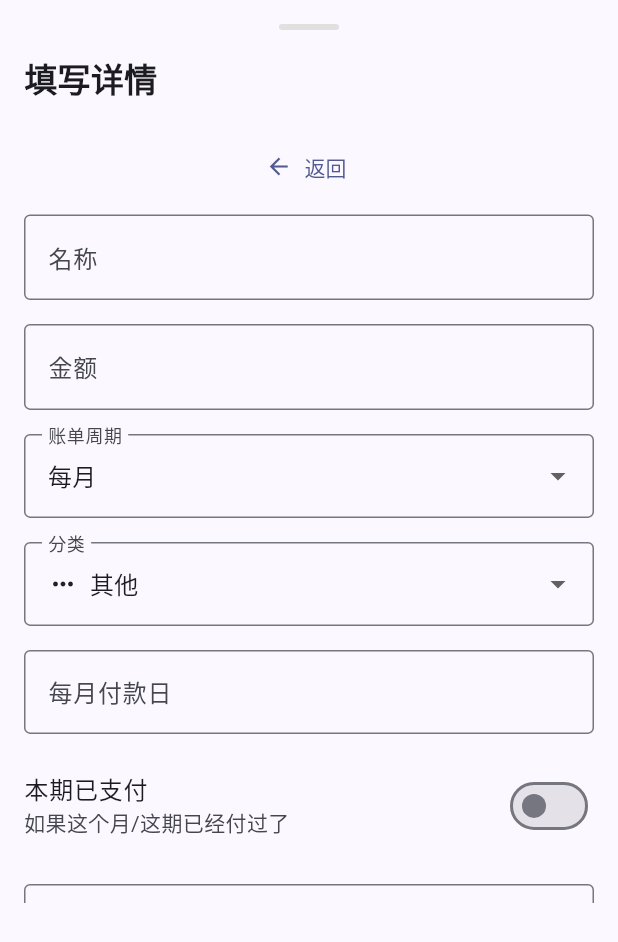
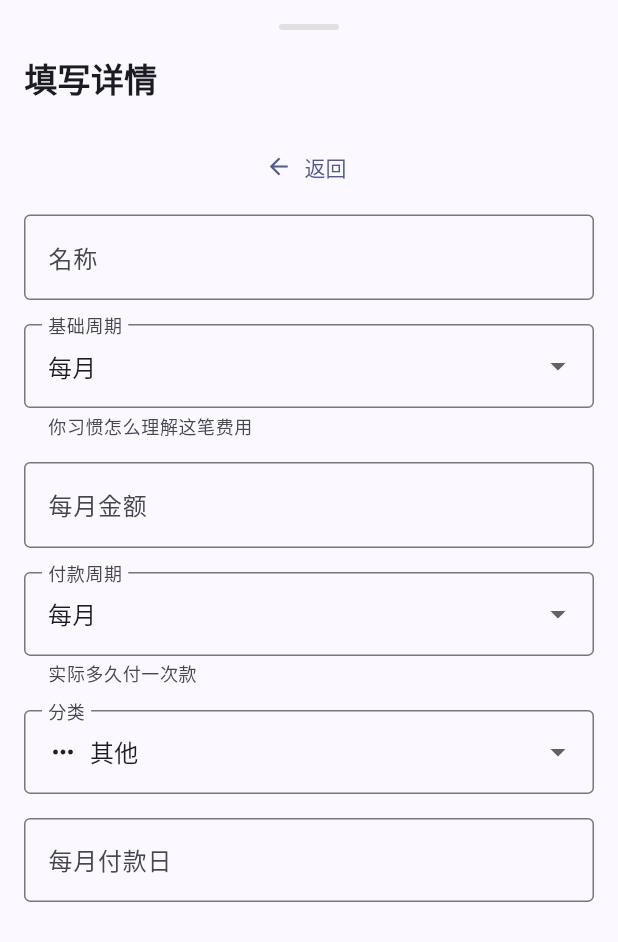
Before and after one commit to imK3/LifeCostTracker, a Flutter app: the AddCostItemSheet widget shown alone on an empty page, opened directly, after a tap on "周期性支出", on a phone screen of 412 x 824 dp. Shown: the top 942 px of the screen. Run offline on Flutter 3.47's test engine with Material 3 defaults, Android fonts, the phone set to English and light mode, and no system bars; our stand-ins replace fl_chart, hive, hive_flutter; accounts and stored records are empty.

Commit message:
feat: 双周期模型 — basePeriod(心智周期) + billingCycle(付款周期)
用户按心智周期输入金额（如月租4500），选择实际付款周期（如季度付），
系统自动计算实际付款金额和每日成本，解决用户认知与实际缴费的差异。

Co-Authored-By: Claude Opus 4.6 <noreply@anthropic.com>

```diff
--- a/life_cost_tracker/lib/data/adapters/recurring_cost_adapter.dart
+++ b/life_cost_tracker/lib/data/adapters/recurring_cost_adapter.dart
@@ -17,6 +17,7 @@ class RecurringCostAdapter extends TypeAdapter<RecurringCost> {
     final id = reader.readString();
     final name = reader.readString();
     final amount = reader.readDouble();
+    final basePeriodIndex = reader.readInt(); // -1 means same as billingCycle
     final billingCycle = BillingCycle.values[reader.readInt()];
     final category = CostCategory.values[reader.readInt()];
     final startDate = DateTime.parse(reader.readString());
@@ -30,6 +31,8 @@ class RecurringCostAdapter extends TypeAdapter<RecurringCost> {
       id: id,
       name: name,
       amount: amount,
+      basePeriod:
+          basePeriodIndex >= 0 ? BillingCycle.values[basePeriodIndex] : null,
       billingCycle: billingCycle,
       category: category,
       startDate: startDate,
@@ -46,6 +49,7 @@ class RecurringCostAdapter extends TypeAdapter<RecurringCost> {
     writer.writeString(obj.id);
     writer.writeString(obj.name);
     writer.writeDouble(obj.amount);
+    writer.writeInt(obj.basePeriod.index);
     writer.writeInt(obj.billingCycle.index);
     writer.writeInt(obj.category.index);
     writer.writeString(obj.startDate.toIso8601String());
--- a/life_cost_tracker/lib/domain/entities/recurring_cost.dart
+++ b/life_cost_tracker/lib/domain/entities/recurring_cost.dart
@@ -17,12 +17,16 @@ class RecurringCost {
   /// 成本项名称
   final String name;
 
-  /// Amount per billing cycle
-  /// 每个账单周期的金额
+  /// Base amount — the amount the user thinks in
+  /// 基础金额 — 用户心智周期的金额（如"月租4500"）
   final double amount;
 
-  /// Billing cycle
-  /// 账单周期
+  /// Base period — the cycle the user thinks in
+  /// 基础周期 — 用户心智周期（如"每月"）
+  final BillingCycle basePeriod;
+
+  /// Billing cycle — the actual payment cycle
+  /// 账单周期 — 实际付款周期（如"每季度"）
   final BillingCycle billingCycle;
 
   /// Category of the cost
@@ -53,9 +57,14 @@ class RecurringCost {
   /// 备注
   final String? notes;
 
-  /// Calculate daily cost
-  /// 计算每日成本
-  double get dailyCost => amount / billingCycle.daysInCycle;
+  /// Payment amount — actual amount paid per billing cycle
+  /// 实际付款金额 = baseAmount × (billingCycle / basePeriod)
+  /// 例如：月租4500，季度付 → paymentAmount = 4500 × 3 = 13500
+  double get paymentAmount => amount * billingCycle.multiplierFrom(basePeriod);
+
+  /// Calculate daily cost (based on base period, not billing cycle)
+  /// 计算每日成本（基于用户心智周期）
+  double get dailyCost => amount / basePeriod.daysInCycle;
 
   /// Calculate monthly equivalent cost
   double get monthlyCost => dailyCost * 30;
@@ -129,6 +138,7 @@ class RecurringCost {
     String? id,
     required this.name,
     required this.amount,
+    BillingCycle? basePeriod,
     required this.billingCycle,
     required this.category,
     required this.startDate,
@@ -137,13 +147,15 @@ class RecurringCost {
     this.isPaidForCurrentPeriod = false,
     this.isActive = true,
     this.notes,
-  }) : id = id ?? const Uuid().v4();
+  })  : basePeriod = basePeriod ?? billingCycle,
+        id = id ?? const Uuid().v4();
 
   /// Create a copy with optional updated values
   RecurringCost copyWith({
     String? id,
     String? name,
     double? amount,
+    BillingCycle? basePeriod,
     BillingCycle? billingCycle,
     CostCategory? category,
     DateTime? startDate,
@@ -157,6 +169,7 @@ class RecurringCost {
       id: id ?? this.id,
       name: name ?? this.name,
       amount: amount ?? this.amount,
+      basePeriod: basePeriod ?? this.basePeriod,
       billingCycle: billingCycle ?? this.billingCycle,
       category: category ?? this.category,
       startDate: startDate ?? this.startDate,
@@ -199,6 +212,7 @@ class RecurringCost {
       'id': id,
       'name': name,
       'amount': amount,
+      'basePeriod': basePeriod.name,
       'billingCycle': billingCycle.name,
       'category': category.name,
       'startDate': startDate.toIso8601String(),
@@ -216,6 +230,12 @@ class RecurringCost {
       id: json['id'] as String,
       name: json['name'] as String,
       amount: json['amount'] as double,
+      basePeriod: json['basePeriod'] != null
+          ? BillingCycle.values.firstWhere(
+              (e) => e.name == json['basePeriod'],
+              orElse: () => BillingCycle.monthly,
+            )
+          : null, // null → defaults to billingCycle in constructor
       billingCycle: BillingCycle.values.firstWhere(
         (e) => e.name == json['billingCycle'],
         orElse: () => BillingCycle.monthly,
--- a/life_cost_tracker/lib/presentation/viewmodels/add_cost_item_view_model.dart
+++ b/life_cost_tracker/lib/presentation/viewmodels/add_cost_item_view_model.dart
@@ -40,8 +40,9 @@ class AddCostItemViewModel extends ChangeNotifier {
 
   // State - recurring cost fields
   String _name = '';
-  double _amount = 0;
-  BillingCycle _billingCycle = BillingCycle.monthly;
+  double _amount = 0; // 基础周期金额（用户心智金额）
+  BillingCycle _basePeriod = BillingCycle.monthly; // 基础周期（用户心智周期）
+  BillingCycle _billingCycle = BillingCycle.monthly; // 实际账单周期
   CostCategory _category = CostCategory.other;
   int _dueDay = 1; // 每月几号到期
   bool _alreadyPaid = false; // 本期是否已支付
@@ -62,7 +63,12 @@ class AddCostItemViewModel extends ChangeNotifier {
   AddCostItemType? get selectedType => _selectedType;
   String get name => _name;
   double get amount => _amount;
+  BillingCycle get basePeriod => _basePeriod;
   BillingCycle get billingCycle => _billingCycle;
+
+  /// 实际付款金额预览
+  double get previewPaymentAmount =>
+      _amount * _billingCycle.multiplierFrom(_basePeriod);
   CostCategory get category => _category;
   int get dueDay => _dueDay;
   bool get alreadyPaid => _alreadyPaid;
@@ -78,7 +84,7 @@ class AddCostItemViewModel extends ChangeNotifier {
   /// 预览当前输入的每日成本
   double get previewDailyCost {
     if (_selectedType == AddCostItemType.recurring) {
-      return _amount / _billingCycle.daysInCycle;
+      return _amount / _basePeriod.daysInCycle;
     } else if (_selectedType == AddCostItemType.installment) {
       return _monthlyPayment / 30;
     }
@@ -108,6 +114,11 @@ class AddCostItemViewModel extends ChangeNotifier {
   void setAmount(double value) {
     _amount = value;
     _validateFields();
+  }
+
+  void setBasePeriod(BillingCycle value) {
+    _basePeriod = value;
+    notifyListeners();
   }
 
   void setBillingCycle(BillingCycle value) {
@@ -199,6 +210,7 @@ class AddCostItemViewModel extends ChangeNotifier {
         final cost = RecurringCost(
           name: _name.trim(),
           amount: _amount,
+          basePeriod: _basePeriod,
           billingCycle: _billingCycle,
           category: _category,
           startDate: now,
@@ -275,6 +287,7 @@ class AddCostItemViewModel extends ChangeNotifier {
     _selectedType = null;
     _name = '';
     _amount = 0;
+    _basePeriod = BillingCycle.monthly;
     _billingCycle = BillingCycle.monthly;
     _category = CostCategory.other;
     _dueDay = 1;
--- a/life_cost_tracker/lib/presentation/views/add_cost_item_sheet.dart
+++ b/life_cost_tracker/lib/presentation/views/add_cost_item_sheet.dart
@@ -92,12 +92,32 @@ class AddCostItemSheet extends StatelessWidget {
                     const SizedBox(height: 16),
 
                     if (vm.selectedType == AddCostItemType.recurring) ...[
-                      // Amount field
+                      // Base period — 用户心智周期
+                      DropdownButtonFormField<BillingCycle>(
+                        initialValue: vm.basePeriod,
+                        decoration: const InputDecoration(
+                          labelText: '基础周期',
+                          helperText: '你习惯怎么理解这笔费用',
+                          border: OutlineInputBorder(),
+                        ),
+                        items: BillingCycle.values
+                            .map((c) => DropdownMenuItem(
+                                  value: c,
+                                  child: Text(c.displayName),
+                                ))
+                            .toList(),
+                        onChanged: (v) {
+                          if (v != null) vm.setBasePeriod(v);
+                        },
+                      ),
+                      const SizedBox(height: 16),
+
+                      // Amount field — 基础周期金额
                       TextField(
-                        decoration: const InputDecoration(
-                          labelText: '金额',
-                          hintText: '每期金额',
-                          border: OutlineInputBorder(),
+                        decoration: InputDecoration(
+                          labelText: '${vm.basePeriod.displayName}金额',
+                          hintText: '例如：月租4500',
+                          border: const OutlineInputBorder(),
                           prefixText: '¥ ',
                         ),
                         keyboardType: TextInputType.number,
@@ -106,11 +126,12 @@ class AddCostItemSheet extends StatelessWidget {
                       ),
                       const SizedBox(height: 16),
 
-                      // Billing cycle
+                      // Billing cycle — 实际付款周期
                       DropdownButtonFormField<BillingCycle>(
                         initialValue: vm.billingCycle,
                         decoration: const InputDecoration(
-                          labelText: '账单周期',
+                          labelText: '付款周期',
+                          helperText: '实际多久付一次款',
                           border: OutlineInputBorder(),
                         ),
                         items: BillingCycle.values
@@ -123,6 +144,34 @@ class AddCostItemSheet extends StatelessWidget {
                           if (v != null) vm.setBillingCycle(v);
                         },
                       ),
+
+                      // 当基础周期≠付款周期时，显示实际付款金额
+                      if (vm.basePeriod != vm.billingCycle &&
+                          vm.amount > 0) ...[
+                        const SizedBox(height: 8),
+                        Container(
+                          padding: const EdgeInsets.symmetric(
+                              horizontal: 12, vertical: 8),
+                          decoration: BoxDecoration(
+                            color: Colors.orange.shade50,
+                            borderRadius: BorderRadius.circular(8),
+                          ),
+                          child: Row(
+                            children: [
+                              Icon(Icons.info_outline,
+                                  size: 16, color: Colors.orange.shade700),
+                              const SizedBox(width: 8),
+                              Text(
+                                '每次实际付款 ¥${vm.previewPaymentAmount.toStringAsFixed(0)}',
+                                style: TextStyle(
+                                  color: Colors.orange.shade700,
+                                  fontWeight: FontWeight.w500,
+                                ),
+                              ),
+                            ],
+                          ),
+                        ),
+                      ],
                       const SizedBox(height: 16),
 
                       // Category
```
Also changed, not shown: life_cost_tracker/lib/domain/entities/billing_cycle.dart (+24 -0 lines), 1 other file.
